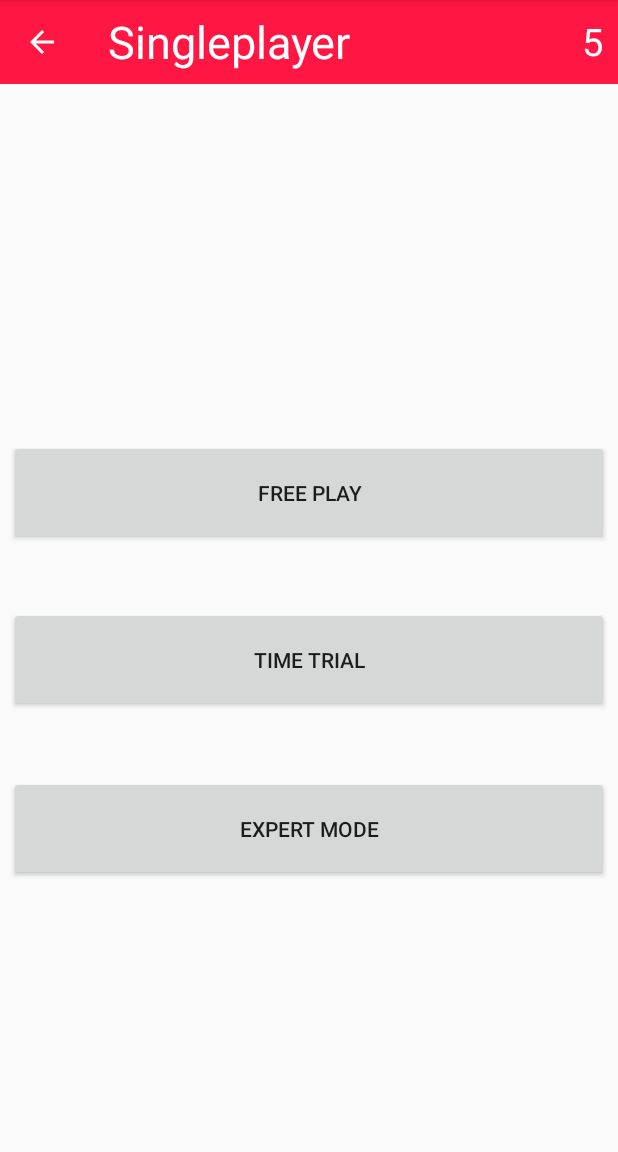
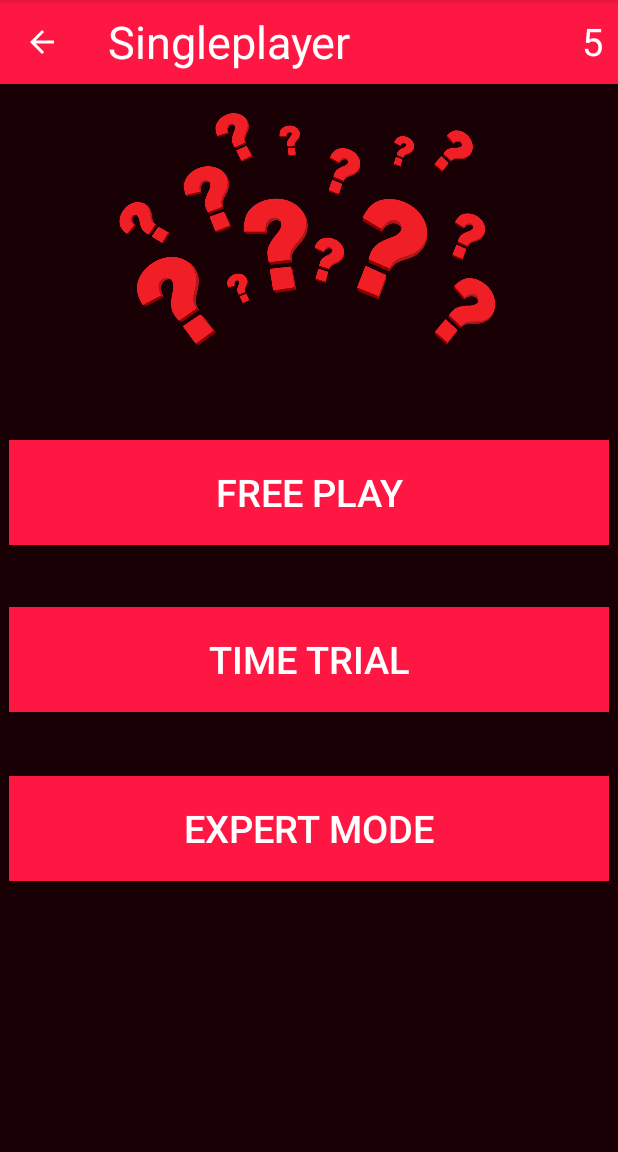
Before and after one commit to AIR-FOI-HR/AIR2002, an Android app: the SingleplayerMenu screen opened directly, with no data from a screen before it, on a phone screen of 412 x 824 dp, the part 84-1236 px from its top. Run offline under Robolectric (Android 15) with nearby library versions, the light colour scheme and no system bars.

Commit message:
Added question mark image on singleplayer screen and added style.

```diff
--- a/app/src/main/res/layout/singleplayer_menu.xml
+++ b/app/src/main/res/layout/singleplayer_menu.xml
@@ -4,7 +4,8 @@
     xmlns:tools="http://schemas.android.com/tools"
     xmlns:tools2="http://schemas.android.com/apk/tools"
     android:layout_width="match_parent"
-    android:layout_height="match_parent">
+    android:layout_height="match_parent"
+    android:background="@color/darkRedColor">
 
     <androidx.appcompat.widget.Toolbar
         android:id="@+id/topToolbar"
@@ -70,7 +71,10 @@
         android:layout_marginLeft="5dp"
         android:layout_marginEnd="5dp"
         android:layout_marginRight="5dp"
+        android:background="@color/foreground"
         android:text="@string/free_play_btn"
+        android:textColor="@color/buttonTextColor"
+        android:textSize="25sp"
         app:layout_constraintBottom_toBottomOf="parent"
         app:layout_constraintEnd_toEndOf="parent"
         app:layout_constraintStart_toStartOf="parent"
@@ -90,7 +94,10 @@
         app:layout_constraintEnd_toEndOf="parent"
         app:layout_constraintStart_toStartOf="parent"
         app:layout_constraintTop_toBottomOf="@+id/freePlayButton"
-        app:layout_constraintVertical_bias="0.123" />
+        app:layout_constraintVertical_bias="0.123"
+        android:background="@color/foreground"
+        android:textColor="@color/buttonTextColor"
+        android:textSize="25sp"/>
 
     <Button
         android:id="@+id/expertModeButton"
@@ -105,6 +112,20 @@
         app:layout_constraintEnd_toEndOf="parent"
         app:layout_constraintStart_toStartOf="parent"
         app:layout_constraintTop_toBottomOf="@+id/topToolbar"
-        app:layout_constraintVertical_bias="0.719" />
+        app:layout_constraintVertical_bias="0.719"
+        android:background="@color/foreground"
+        android:textColor="@color/buttonTextColor"
+        android:textSize="25sp"/>
+
+    <ImageView
+        android:id="@+id/imageView5"
+        android:layout_width="673dp"
+        android:layout_height="281dp"
+        android:layout_marginTop="24dp"
+        android:contentDescription="@string/singleplayer"
+        app:layout_constraintEnd_toEndOf="parent"
+        app:layout_constraintStart_toStartOf="parent"
+        app:layout_constraintTop_toTopOf="parent"
+        app:srcCompat="@drawable/multiple_questions" />
 
 </androidx.constraintlayout.widget.ConstraintLayout>
--- a/app/src/main/res/values/colors.xml
+++ b/app/src/main/res/values/colors.xml
@@ -7,4 +7,5 @@
     <color name="foregroundText">#ffffff</color>
     <color name="textBlack">#000000</color>
     <color name="buttonTextColor">#FFFFFF</color>
+    <color name="darkRedColor">#190005</color>
 </resources>
```
Also changed, not shown: app/src/main/res/drawable/help_1.png (added), app/src/main/res/drawable/multiple_questions.png (added).
